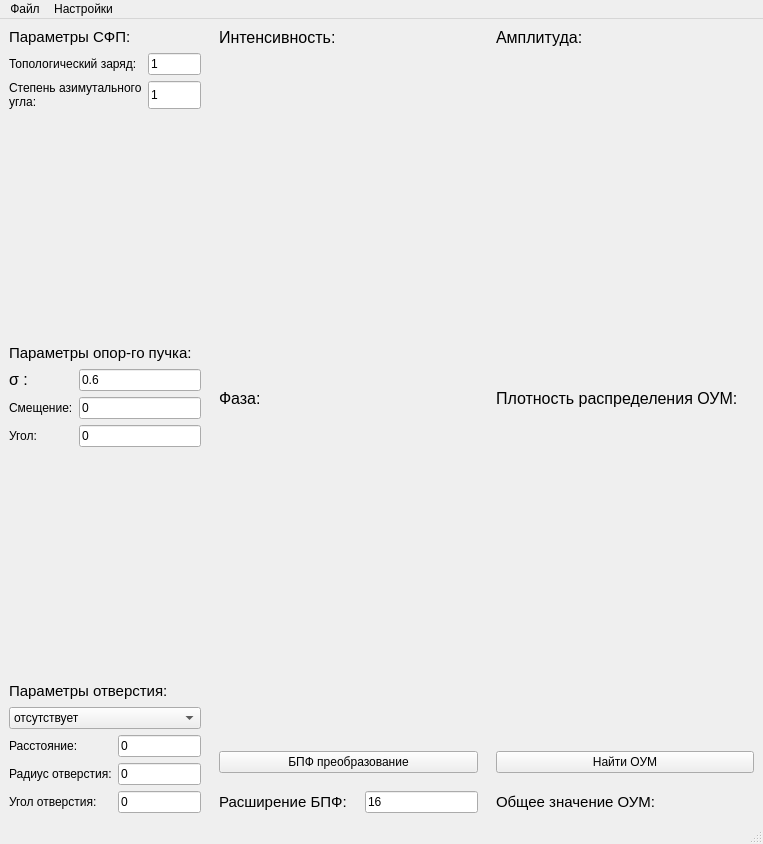
Old version of the form mainwindow.ui in the repository Laufinsconsca/vortex-processing.
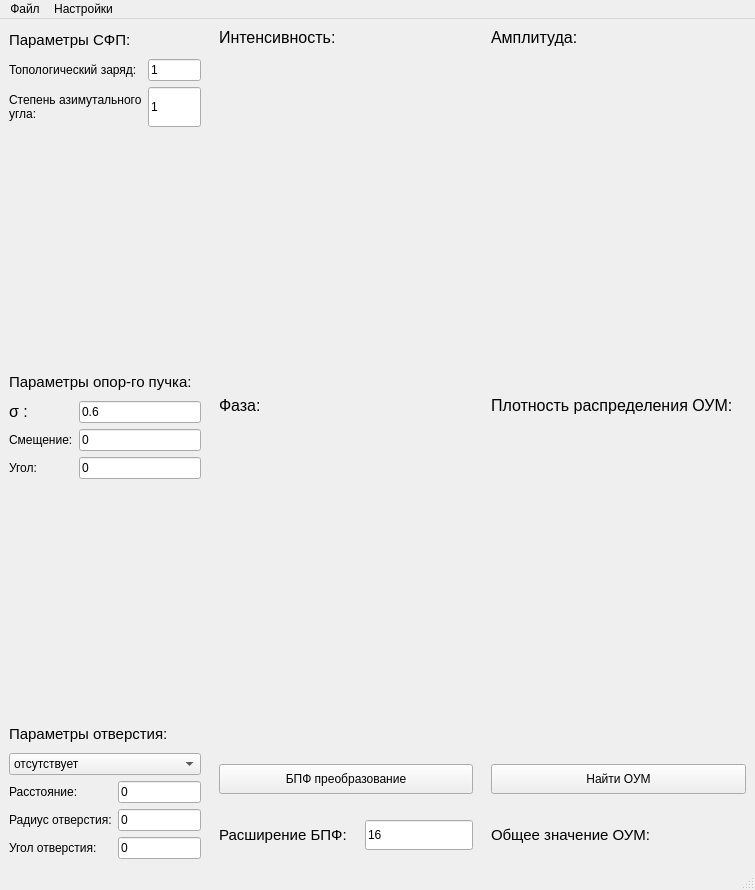
New version of the form. Icons and pictures are not drawn.

The edit to the form file:
```diff
--- a/mainwindow.ui
+++ b/mainwindow.ui
@@ -6,20 +6,20 @@
    <rect>
     <x>0</x>
     <y>0</y>
-    <width>763</width>
-    <height>844</height>
+    <width>755</width>
+    <height>890</height>
    </rect>
   </property>
   <property name="minimumSize">
    <size>
-    <width>700</width>
-    <height>844</height>
+    <width>755</width>
+    <height>890</height>
    </size>
   </property>
   <property name="maximumSize">
    <size>
-    <width>800</width>
-    <height>844</height>
+    <width>755</width>
+    <height>890</height>
    </size>
   </property>
   <property name="windowTitle">
@@ -135,6 +135,24 @@
         </item>
         <item row="1" column="0">
          <widget class="QLabel" name="fi_label">
+          <property name="sizePolicy">
+           <sizepolicy hsizetype="Fixed" vsizetype="Preferred">
+            <horstretch>0</horstretch>
+            <verstretch>0</verstretch>
+           </sizepolicy>
+          </property>
+          <property name="minimumSize">
+           <size>
+            <width>0</width>
+            <height>40</height>
+           </size>
+          </property>
+          <property name="maximumSize">
+           <size>
+            <width>16777215</width>
+            <height>40</height>
+           </size>
+          </property>
           <property name="text">
            <string>Степень азимутального угла:</string>
           </property>
@@ -542,44 +560,7 @@
     <item>
      <layout class="QVBoxLayout" name="verticalLayout_2">
       <item>
-       <layout class="QGridLayout" name="gridLayout" rowminimumheight="20,256,38,20,256,38,20,20">
-        <item row="1" column="1">
-         <widget class="QLabel" name="intensity_image">
-          <property name="text">
-           <string/>
-          </property>
-          <property name="scaledContents">
-           <bool>true</bool>
-          </property>
-         </widget>
-        </item>
-        <item row="6" column="2">
-         <widget class="QPushButton" name="find_oam">
-          <property name="sizePolicy">
-           <sizepolicy hsizetype="Preferred" vsizetype="Preferred">
-            <horstretch>0</horstretch>
-            <verstretch>0</verstretch>
-           </sizepolicy>
-          </property>
-          <property name="text">
-           <string>Найти ОУМ</string>
-          </property>
-         </widget>
-        </item>
-        <item row="7" column="2">
-         <widget class="QLabel" name="total_oam_label">
-          <property name="text">
-           <string>&lt;html&gt;&lt;head/&gt;&lt;body&gt;&lt;p&gt;&lt;span style=&quot; font-size:11pt;&quot;&gt;Общее значение ОУМ:&lt;/span&gt;&lt;/p&gt;&lt;/body&gt;&lt;/html&gt;</string>
-          </property>
-         </widget>
-        </item>
-        <item row="0" column="2">
-         <widget class="QLabel" name="amplitude_label">
-          <property name="text">
-           <string>&lt;html&gt;&lt;head/&gt;&lt;body&gt;&lt;p&gt;&lt;span style=&quot; font-size:12pt;&quot;&gt;Амплитуда:&lt;/span&gt;&lt;/p&gt;&lt;/body&gt;&lt;/html&gt;</string>
-          </property>
-         </widget>
-        </item>
+       <layout class="QGridLayout" name="gridLayout" rowminimumheight="20,256,38,20,256,38,30,5,30">
         <item row="5" column="2">
          <widget class="QLabel" name="oam_color_scheme_label">
           <property name="text">
@@ -594,13 +575,6 @@
           </property>
          </widget>
         </item>
-        <item row="5" column="1">
-         <widget class="QLabel" name="out_phase_color_scheme_label">
-          <property name="text">
-           <string>&lt;html&gt;&lt;head/&gt;&lt;body&gt;&lt;p&gt;&lt;img src=&quot;:/scales/rainbow_256.bmp&quot;/&gt;&lt;/p&gt;&lt;/body&gt;&lt;/html&gt;</string>
-          </property>
-         </widget>
-        </item>
         <item row="6" column="1">
          <widget class="QPushButton" name="fft">
           <property name="sizePolicy">
@@ -614,13 +588,6 @@
           </property>
          </widget>
         </item>
-        <item row="3" column="2">
-         <widget class="QLabel" name="oam_density_label">
-          <property name="text">
-           <string>&lt;html&gt;&lt;head/&gt;&lt;body&gt;&lt;p&gt;&lt;span style=&quot; font-size:12pt;&quot;&gt;Плотность распределения ОУМ:&lt;/span&gt;&lt;/p&gt;&lt;/body&gt;&lt;/html&gt;</string>
-          </property>
-         </widget>
-        </item>
         <item row="2" column="2">
          <widget class="QLabel" name="out_amplitude_color_scheme_label">
           <property name="text">
@@ -638,6 +605,48 @@
           </property>
          </widget>
         </item>
+        <item row="3" column="2">
+         <widget class="QLabel" name="oam_density_label">
+          <property name="text">
+           <string>&lt;html&gt;&lt;head/&gt;&lt;body&gt;&lt;p&gt;&lt;span style=&quot; font-size:12pt;&quot;&gt;Плотность распределения ОУМ:&lt;/span&gt;&lt;/p&gt;&lt;/body&gt;&lt;/html&gt;</string>
+          </property>
+         </widget>
+        </item>
+        <item row="1" column="2">
+         <widget class="QLabel" name="amplitude_image">
+          <property name="minimumSize">
+           <size>
+            <width>256</width>
+            <height>256</height>
+           </size>
+          </property>
+          <property name="maximumSize">
+           <size>
+            <width>256</width>
+            <height>256</height>
+           </size>
+          </property>
+          <property name="text">
+           <string/>
+          </property>
+          <property name="scaledContents">
+           <bool>true</bool>
+          </property>
+         </widget>
+        </item>
+        <item row="6" column="2">
+         <widget class="QPushButton" name="find_oam">
+          <property name="sizePolicy">
+           <sizepolicy hsizetype="Preferred" vsizetype="Preferred">
+            <horstretch>0</horstretch>
+            <verstretch>0</verstretch>
+           </sizepolicy>
+          </property>
+          <property name="text">
+           <string>Найти ОУМ</string>
+          </property>
+         </widget>
+        </item>
         <item row="3" column="1">
          <widget class="QLabel" name="phase_label">
           <property name="text">
@@ -645,28 +654,20 @@
           </property>
          </widget>
         </item>
-        <item row="4" column="1">
-         <widget class="QLabel" name="phase_image">
-          <property name="text">
-           <string/>
-          </property>
-          <property name="scaledContents">
-           <bool>true</bool>
-          </property>
-         </widget>
-        </item>
-        <item row="1" column="2">
-         <widget class="QLabel" name="amplitude_image">
-          <property name="text">
-           <string/>
-          </property>
-          <property name="scaledContents">
-           <bool>true</bool>
-          </property>
-         </widget>
-        </item>
         <item row="4" column="2">
          <widget class="QLabel" name="oam_density_image">
+          <property name="minimumSize">
+           <size>
+            <width>256</width>
+            <height>256</height>
+           </size>
+          </property>
+          <property name="maximumSize">
+           <size>
+            <width>256</width>
+            <height>256</height>
+           </size>
+          </property>
           <property name="text">
            <string/>
           </property>
@@ -675,7 +676,21 @@
           </property>
          </widget>
         </item>
-        <item row="7" column="1">
+        <item row="0" column="2">
+         <widget class="QLabel" name="amplitude_label">
+          <property name="text">
+           <string>&lt;html&gt;&lt;head/&gt;&lt;body&gt;&lt;p&gt;&lt;span style=&quot; font-size:12pt;&quot;&gt;Амплитуда:&lt;/span&gt;&lt;/p&gt;&lt;/body&gt;&lt;/html&gt;</string>
+          </property>
+         </widget>
+        </item>
+        <item row="5" column="1">
+         <widget class="QLabel" name="out_phase_color_scheme_label">
+          <property name="text">
+           <string>&lt;html&gt;&lt;head/&gt;&lt;body&gt;&lt;p&gt;&lt;img src=&quot;:/scales/rainbow_256.bmp&quot;/&gt;&lt;/p&gt;&lt;/body&gt;&lt;/html&gt;</string>
+          </property>
+         </widget>
+        </item>
+        <item row="8" column="1">
          <layout class="QFormLayout" name="formLayout_5">
           <item row="0" column="0">
            <widget class="QLabel" name="fft_expansion_label">
@@ -705,8 +720,92 @@
           </item>
          </layout>
         </item>
+        <item row="4" column="1">
+         <widget class="QLabel" name="phase_image">
+          <property name="minimumSize">
+           <size>
+            <width>256</width>
+            <height>256</height>
+           </size>
+          </property>
+          <property name="maximumSize">
+           <size>
+            <width>256</width>
+            <height>256</height>
+           </size>
+          </property>
+          <property name="text">
+           <string/>
+          </property>
+          <property name="scaledContents">
+           <bool>true</bool>
+          </property>
+         </widget>
+        </item>
+        <item row="8" column="2">
+         <widget class="QLabel" name="total_oam_label">
+          <property name="text">
+           <string>&lt;html&gt;&lt;head/&gt;&lt;body&gt;&lt;p&gt;&lt;span style=&quot; font-size:11pt;&quot;&gt;Общее значение ОУМ:&lt;/span&gt;&lt;/p&gt;&lt;/body&gt;&lt;/html&gt;</string>
+          </property>
+         </widget>
+        </item>
+        <item row="1" column="1">
+         <widget class="QLabel" name="intensity_image">
+          <property name="text">
+           <string/>
+          </property>
+          <property name="scaledContents">
+           <bool>true</bool>
+          </property>
+         </widget>
+        </item>
+        <item row="7" column="2">
+         <spacer name="verticalSpacer_4">
+          <property name="orientation">
+           <enum>Qt::Vertical</enum>
+          </property>
+          <property name="sizeType">
+           <enum>QSizePolicy::Preferred</enum>
+          </property>
+          <property name="sizeHint" stdset="0">
+           <size>
+            <width>20</width>
+            <height>40</height>
+           </size>
+          </property>
+         </spacer>
+        </item>
+        <item row="7" column="1">
+         <spacer name="verticalSpacer_5">
+          <property name="orientation">
+           <enum>Qt::Vertical</enum>
+          </property>
+          <property name="sizeType">
+           <enum>QSizePolicy::Preferred</enum>
+          </property>
+          <property name="sizeHint" stdset="0">
+           <size>
+            <width>20</width>
+            <height>40</height>
+           </size>
+          </property>
+         </spacer>
+        </item>
        </layout>
       </item>
+      <item>
+       <spacer name="verticalSpacer_3">
+        <property name="orientation">
+         <enum>Qt::Vertical</enum>
+        </property>
+        <property name="sizeHint" stdset="0">
+         <size>
+          <width>20</width>
+          <height>40</height>
+         </size>
+        </property>
+       </spacer>
+      </item>
      </layout>
     </item>
    </layout>
@@ -716,7 +815,7 @@
     <rect>
      <x>0</x>
      <y>0</y>
-     <width>763</width>
+     <width>755</width>
      <height>20</height>
     </rect>
    </property>
```
Left out of the diff: 6 changed lines with no effect on the pictures.
